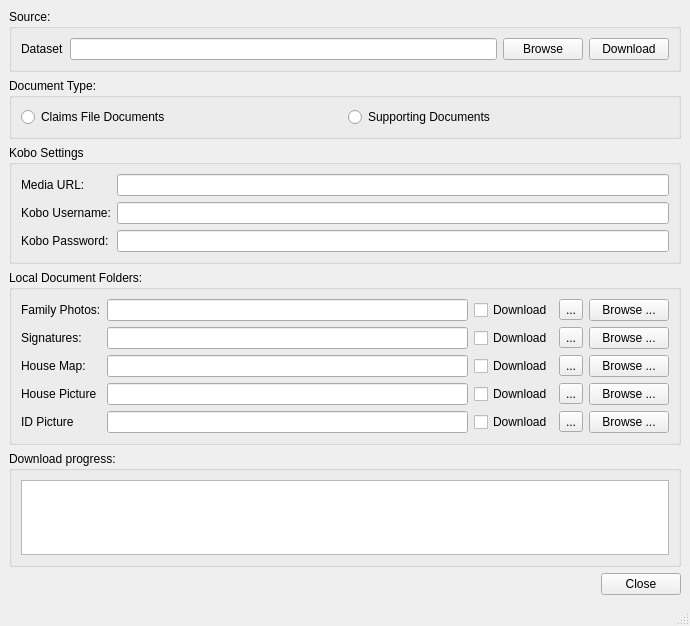
Above: ui/ui_document_downloader_win.ui from gltn/stdm before the change. Below: the same form after it.
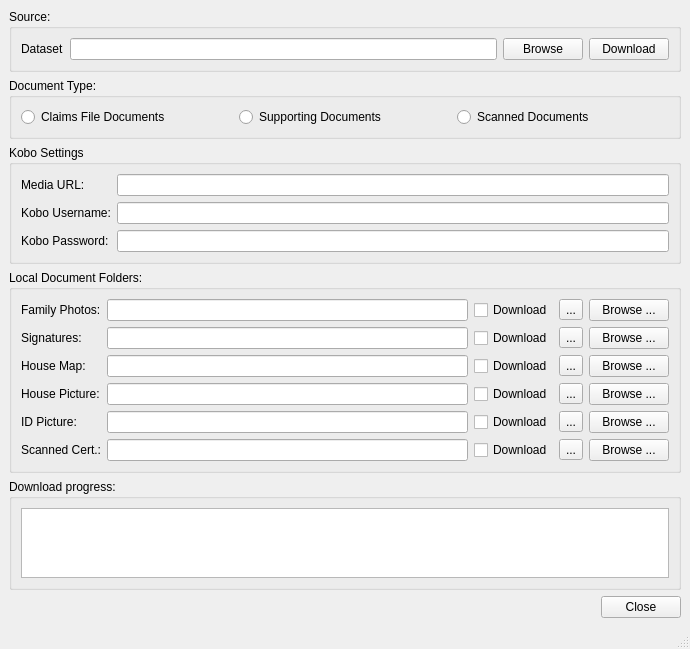
That is the form after the change.

Commit message: Added functionality to upload existing scanned documents

Diff of the .ui file:
```diff
--- a/ui/ui_document_downloader_win.ui
+++ b/ui/ui_document_downloader_win.ui
@@ -7,7 +7,7 @@
     <x>0</x>
     <y>0</y>
     <width>690</width>
-    <height>626</height>
+    <height>613</height>
    </rect>
   </property>
   <property name="windowTitle">
@@ -72,6 +72,13 @@
          </property>
         </widget>
        </item>
+       <item>
+        <widget class="QRadioButton" name="rbScannedDoc">
+         <property name="text">
+          <string>Scanned Documents</string>
+         </property>
+        </widget>
+       </item>
       </layout>
      </widget>
     </item>
@@ -132,10 +139,17 @@
        <string>Local Document Folders:</string>
       </property>
       <layout class="QGridLayout" name="gridLayout_6">
+       <item row="5" column="0">
+        <widget class="QLabel" name="label_2">
+         <property name="text">
+          <string>Scanned Cert.:</string>
+         </property>
+        </widget>
+       </item>
        <item row="4" column="0">
         <widget class="QLabel" name="label_12">
          <property name="text">
-          <string>ID Picture</string>
+          <string>ID Picture:</string>
          </property>
         </widget>
        </item>
@@ -238,7 +252,7 @@
        <item row="3" column="0">
         <widget class="QLabel" name="label_11">
          <property name="text">
-          <string>House Picture</string>
+          <string>House Picture:</string>
          </property>
         </widget>
        </item>
@@ -290,6 +304,30 @@
          </property>
         </widget>
        </item>
+       <item row="5" column="1">
+        <widget class="QLineEdit" name="edtScannedDoc"/>
+       </item>
+       <item row="5" column="2">
+        <widget class="QCheckBox" name="cbScannedDoc">
+         <property name="text">
+          <string>Download</string>
+         </property>
+        </widget>
+       </item>
+       <item row="5" column="3">
+        <widget class="QToolButton" name="tbScannedDoc">
+         <property name="text">
+          <string>...</string>
+         </property>
+        </widget>
+       </item>
+       <item row="5" column="4">
+        <widget class="QPushButton" name="btnScannedDoc">
+         <property name="text">
+          <string>Browse ...</string>
+         </property>
+        </widget>
+       </item>
       </layout>
      </widget>
     </item>
```
The commit also changes 4 other files.
